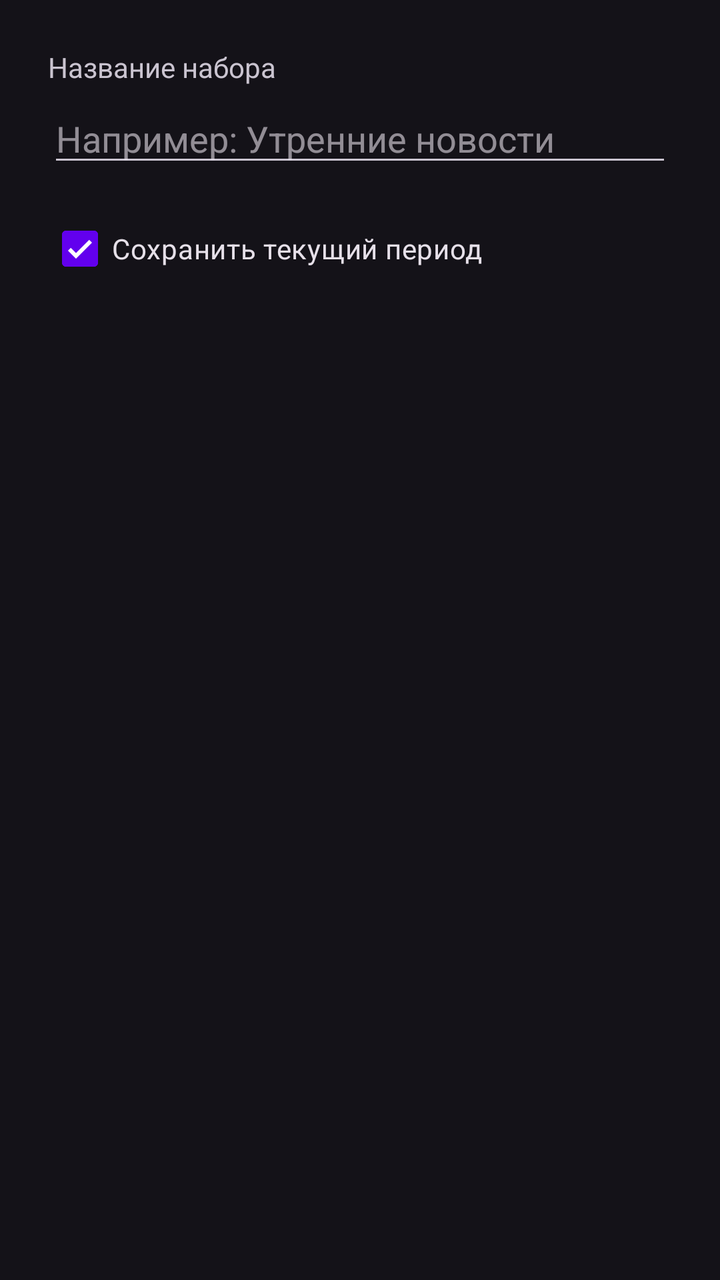
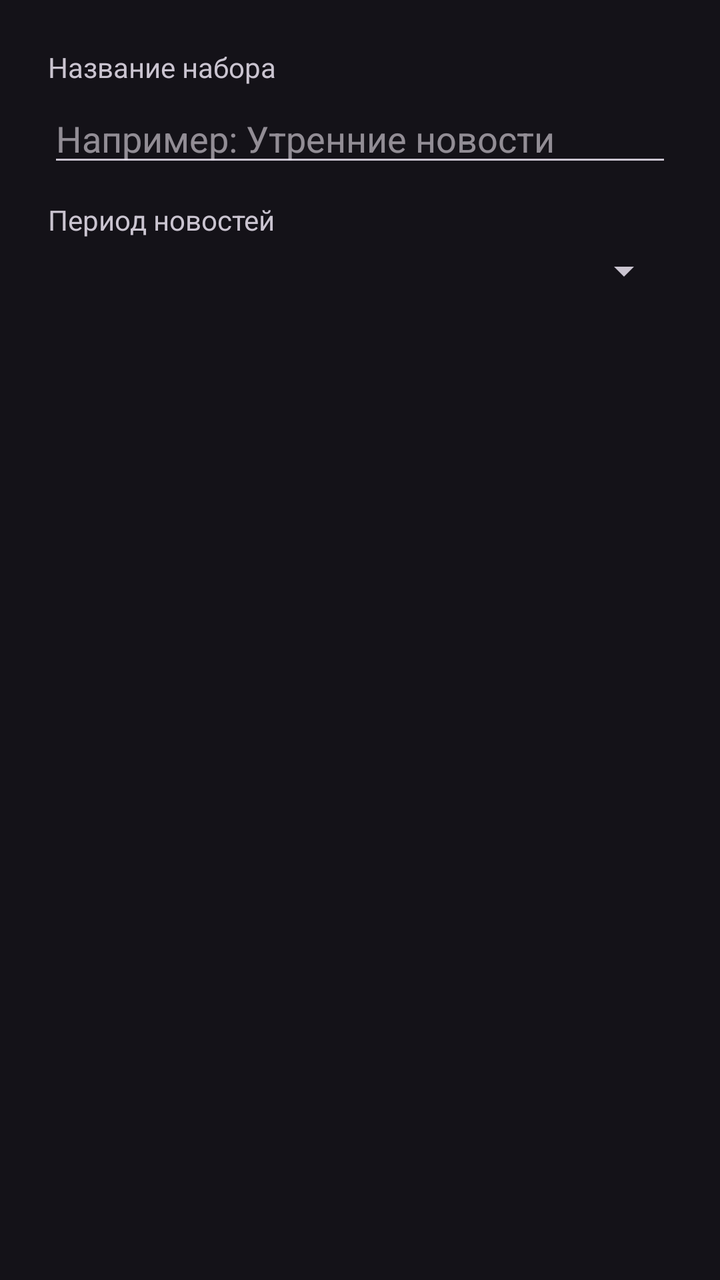

An Android layout rendered at two revisions. The XML below is the earlier revision; the diff shows what the commit changed to produce the second picture.
<!-- AndroidManifest.xml: application theme Theme.TelegramNewsReader -->
<!-- res/layout/dialog_create_preset.xml -->
<?xml version="1.0" encoding="utf-8"?>
<LinearLayout
    xmlns:android="http://schemas.android.com/apk/res/android"
    android:id="@+id/preset_dialog_container"
    android:layout_width="match_parent"
    android:layout_height="wrap_content"
    android:orientation="vertical"
    android:padding="24dp">

    <TextView
        android:layout_width="wrap_content"
        android:layout_height="wrap_content"
        android:text="Название набора"
        android:textSize="14sp"
        android:textColor="?android:textColorSecondary" />

    <EditText
        android:id="@+id/et_preset_name"
        android:layout_width="match_parent"
        android:layout_height="wrap_content"
        android:hint="Например: Утренние новости"
        android:inputType="text"
        android:maxLength="40"
        android:layout_marginTop="4dp" />

    <CheckBox
        android:id="@+id/cb_save_time_period"
        android:layout_width="wrap_content"
        android:layout_height="wrap_content"
        android:text="Сохранить текущий период"
        android:checked="true"
        android:layout_marginTop="12dp" />

    <TextView
        android:id="@+id/tv_selected_info"
        android:layout_width="wrap_content"
        android:layout_height="wrap_content"
        android:layout_marginTop="12dp"
        android:textSize="13sp"
        android:textColor="?android:textColorSecondary" />

</LinearLayout>
<!-- resources referenced by this layout -->
<resources>
  <style name="Theme.TelegramNewsReader" parent="Theme.TelegramNewsReader.Purple" />
  <style name="Theme.TelegramNewsReader.Purple" parent="Theme.Material3.Dark.NoActionBar">
          <item name="colorPrimary">@color/purple_500</item>
          <item name="colorPrimaryVariant">@color/purple_700</item>
          <item name="colorOnPrimary">@color/white</item>
          <item name="android:statusBarColor">?attr/colorPrimaryVariant</item>
          <item name="actionBarStyle">@style/CustomActionBarStyle</item>
      </style>
  <color name="purple_500">#FF6200EE</color>
  <color name="purple_700">#FF3700B3</color>
  <color name="white">#FFFFFFFF</color>
  <style name="CustomActionBarStyle" parent="Widget.Material3.ActionBar.Solid">
          <item name="titleTextStyle">@style/CustomActionBarTitle</item>
          <item name="android:titleTextStyle">@style/CustomActionBarTitle</item>
      </style>
  <style name="CustomActionBarTitle" parent="TextAppearance.Material3.ActionBar.Title">
          <item name="android:textSize">18sp</item>
          <item name="android:textStyle">bold</item>
          <item name="android:textColor">@color/white</item>
          <item name="android:gravity">center</item>
          <item name="android:layout_gravity">center</item>
      </style>
</resources>

<!-- the commit's change to res/layout/dialog_create_preset.xml (unified diff, before → after) -->
@@ -23,13 +23,19 @@
         android:maxLength="40"
         android:layout_marginTop="4dp" />
 
-    <CheckBox
-        android:id="@+id/cb_save_time_period"
+    <TextView
         android:layout_width="wrap_content"
         android:layout_height="wrap_content"
-        android:text="Сохранить текущий период"
-        android:checked="true"
+        android:text="Период новостей"
+        android:textSize="14sp"
+        android:textColor="?android:textColorSecondary"
         android:layout_marginTop="12dp" />
+
+    <Spinner
+        android:id="@+id/spinner_preset_time"
+        android:layout_width="match_parent"
+        android:layout_height="wrap_content"
+        android:layout_marginTop="4dp" />
 
     <TextView
         android:id="@+id/tv_selected_info"
